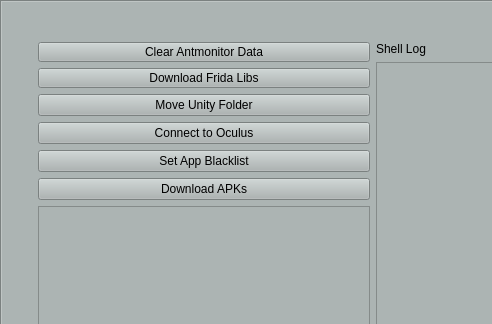
This is gui/mainwindow.ui in RyanRio/OVRseen as Qt 5 draws it before an edit; both pictures show x 0 to 492 and y 0 to 324 of the 800 by 600 pixel window. The edited form follows.
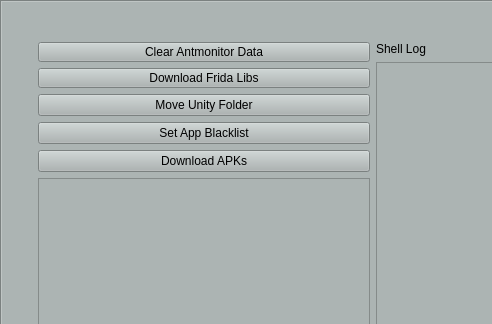
This is the edited form. The open tabs and pages were chosen to show the change.

Commit message: update ui to include wireless connection and post processing

What changed in the file:
```diff
--- a/gui/mainwindow.ui
+++ b/gui/mainwindow.ui
@@ -292,26 +292,6 @@
              </widget>
             </item>
             <item row="3" column="1">
-             <widget class="QPushButton" name="connect_oculus">
-              <property name="text">
-               <string>Connect to Oculus</string>
-              </property>
-             </widget>
-            </item>
-            <item row="6" column="1">
-             <widget class="QTextEdit" name="textEdit_2">
-              <property name="readOnly">
-               <bool>true</bool>
-              </property>
-              <property name="markdown">
-               <string>For additional information follow along with the traffic collection tab on the
-wiki, however this automates many of the tasks required.
-
-</string>
-              </property>
-             </widget>
-            </item>
-            <item row="4" column="1">
              <widget class="QPushButton" name="app_blacklist">
               <property name="toolTip">
                <string>Sets the list of apps that won't be used for traffic collection</string>
@@ -321,13 +301,26 @@
               </property>
              </widget>
             </item>
-            <item row="5" column="1">
+            <item row="4" column="1">
              <widget class="QPushButton" name="pushButton">
               <property name="text">
                <string>Download APKs</string>
               </property>
              </widget>
             </item>
+            <item row="5" column="1">
+             <widget class="QTextEdit" name="textEdit_2">
+              <property name="readOnly">
+               <bool>true</bool>
+              </property>
+              <property name="markdown">
+               <string>For additional information follow along with the traffic collection tab on the
+wiki, however this automates many of the tasks required.
+
+</string>
+              </property>
+             </widget>
+            </item>
            </layout>
           </item>
           <item>
```
Left out of the diff: 14 changed lines with no effect on the pictures. The commit also changes 1 other file.
